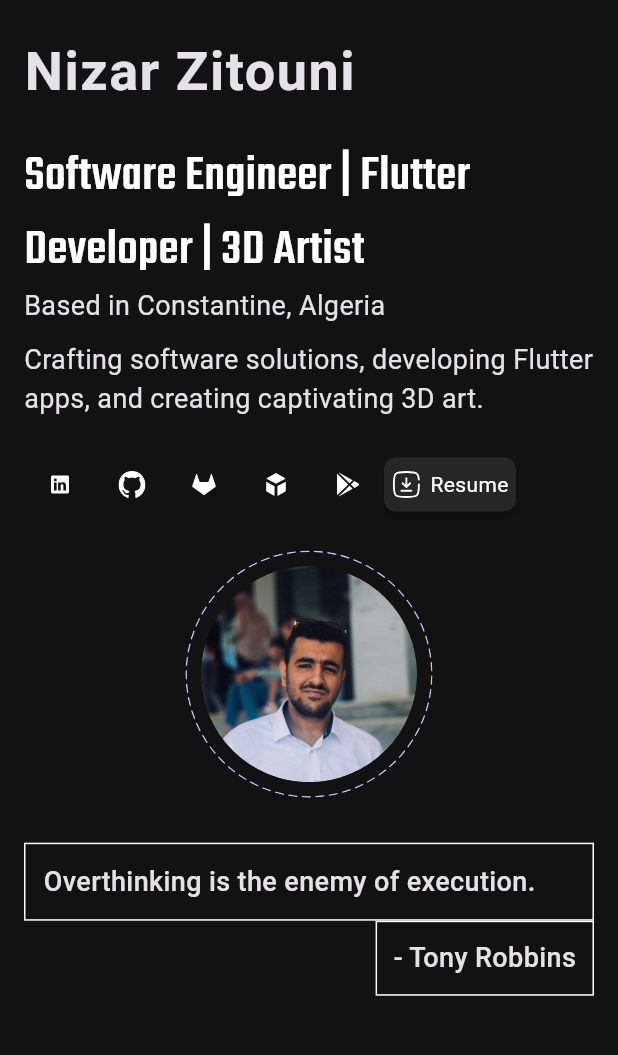
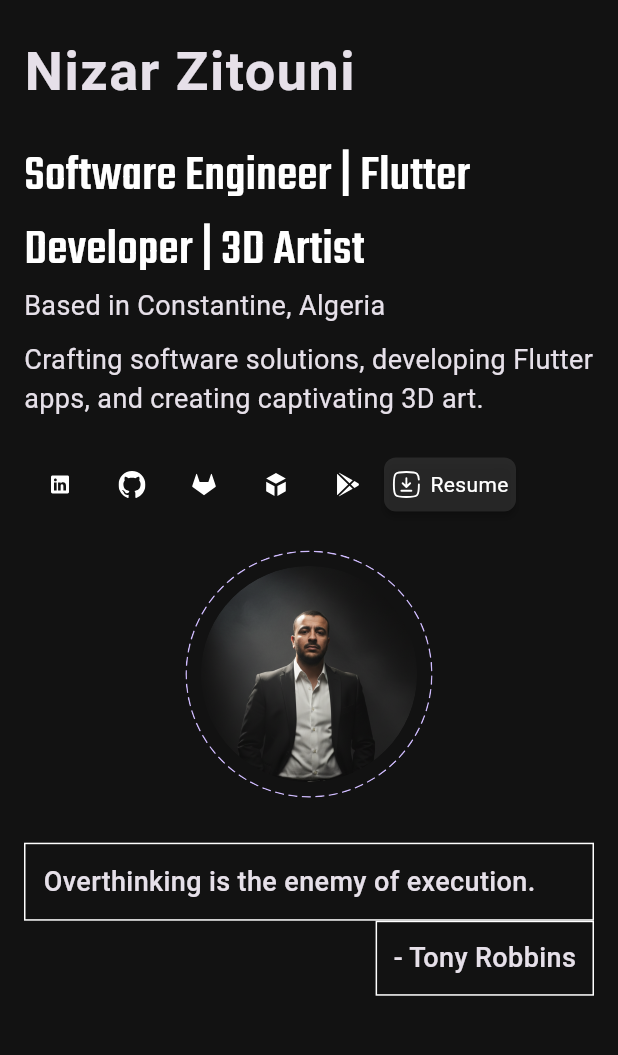
Before and after one commit to nizarzitouni/portfolio, a Flutter app: the screen it shows after launch, on a phone screen of 412 x 824 dp, the part 90-1145 px from its top. Run offline on Flutter 3.47's test engine with Material 3 defaults, Android fonts, the phone set to English and light mode, and no system bars; our stand-ins replace carousel_slider, firebase_core, flutter_markdown, flutter_svg, font_awesome_flutter, gap and 2 more; missing offline and left inert: firebase_analytics_web, responsive_grid_list, typeset; accounts and stored records are empty; statements that could not run were skipped.

Commit message:
udpated pfp

```diff
--- a/lib/core/image_paths.dart
+++ b/lib/core/image_paths.dart
@@ -1,7 +1,7 @@
 class ImagesPath {
   static const String wavingHand = 'assets/images/waving_hand.gif';
   //pfp
-  static const String profileAvatar = 'assets/images/nizar_avatar.jpg';
+  static const String profileAvatar = 'assets/images/nizar_avatar.png';
 
   //socials icons
   static const String iconLinkedin = 'assets/icons/icon_linkedin.png';
--- a/lib/models/skills_data.dart
+++ b/lib/models/skills_data.dart
@@ -13,5 +13,5 @@ final List<String> skills = [
   'Payment SDKs like RazorPay, JusPay and more',
   'Flutter',
   'State Management with Bloc',
-  'Flutter Isolates and compute'
+  'Flutter Isolates and compute',
 ];
--- a/lib/view/home_v_mobile/sections/about/mob_about.dart
+++ b/lib/view/home_v_mobile/sections/about/mob_about.dart
@@ -1,18 +1,44 @@
-import 'package:flutter/widgets.dart';
-
-import '../../../../core/constants.dart';
+import 'package:flutter/gestures.dart';
+import 'package:flutter/material.dart';
+import 'package:url_launcher/url_launcher.dart';
 
 class MobAbout extends StatelessWidget {
   const MobAbout({super.key});
 
+  void _launchURL() async {
+    final uri = Uri.parse('https://nz-dev.web.app/');
+    if (await canLaunchUrl(uri)) {
+      await launchUrl(uri, mode: LaunchMode.externalApplication);
+    }
+  }
+
   @override
   Widget build(BuildContext context) {
-    return const Padding(
-      padding: EdgeInsets.all(16.0),
-      child: Text(
-        LONGABOUT,
-        style: TextStyle(fontSize: 18),
+    return Padding(
+      padding: const EdgeInsets.all(16.0),
+      child: RichText(
         textAlign: TextAlign.justify,
+        text: TextSpan(
+          style: const TextStyle(fontSize: 18, color: Colors.white),
+          children: [
+            const TextSpan(
+              text:
+                  "I'm a Flutter developer with a Master's in Software Engineering. I build mobile apps for both Android and iOS under my brand ",
+            ),
+            TextSpan(
+              text: 'nz-dev',
+              style: const TextStyle(
+                color: Colors.blue,
+                decoration: TextDecoration.underline,
+              ),
+              recognizer: TapGestureRecognizer()..onTap = _launchURL,
+            ),
+            const TextSpan(
+              text:
+                  '.\n\nI focus on creating apps that look good and work well. My projects range from AI tools to fitness apps, all built with Flutter. I like to keep my code clean and organized, making it easier to update and maintain over time.\n\nBeyond coding, I enjoy working on 3D art and design. This creative side helps me approach app development from a different angle, adding a unique touch to my work.',
+            ),
+          ],
+        ),
       ),
     );
   }
--- a/lib/view/home_v_web/sections/contact/conatct_web.dart
+++ b/lib/view/home_v_web/sections/contact/conatct_web.dart
@@ -12,7 +12,8 @@ class ContactWeb extends StatelessWidget {
   @override
   Widget build(BuildContext context) {
     return Center(
-      child: LayoutBuilder(builder: (context, constraints) {
+      child: LayoutBuilder(
+        builder: (context, constraints) {
           final double containerWidth = constraints.maxWidth * 0.7;
           return SizedBox(
             // color: Colors.amber,
@@ -73,7 +74,8 @@ class ContactWeb extends StatelessWidget {
               ],
             ),
           );
-      }),
+        },
+      ),
     );
   }
 }
```
Also changed, not shown: lib/core/functions.dart (+6 -5 lines), lib/view/home_v_web/sections/about/about_web.dart (+35 -6 lines), assets/images/nizar_avatar.png (added), assets/images/nizar_avatar2.jpg (renamed from assets/images/nizar_avatar.jpg). Lines whose indentation alone changed are shown as unchanged.
